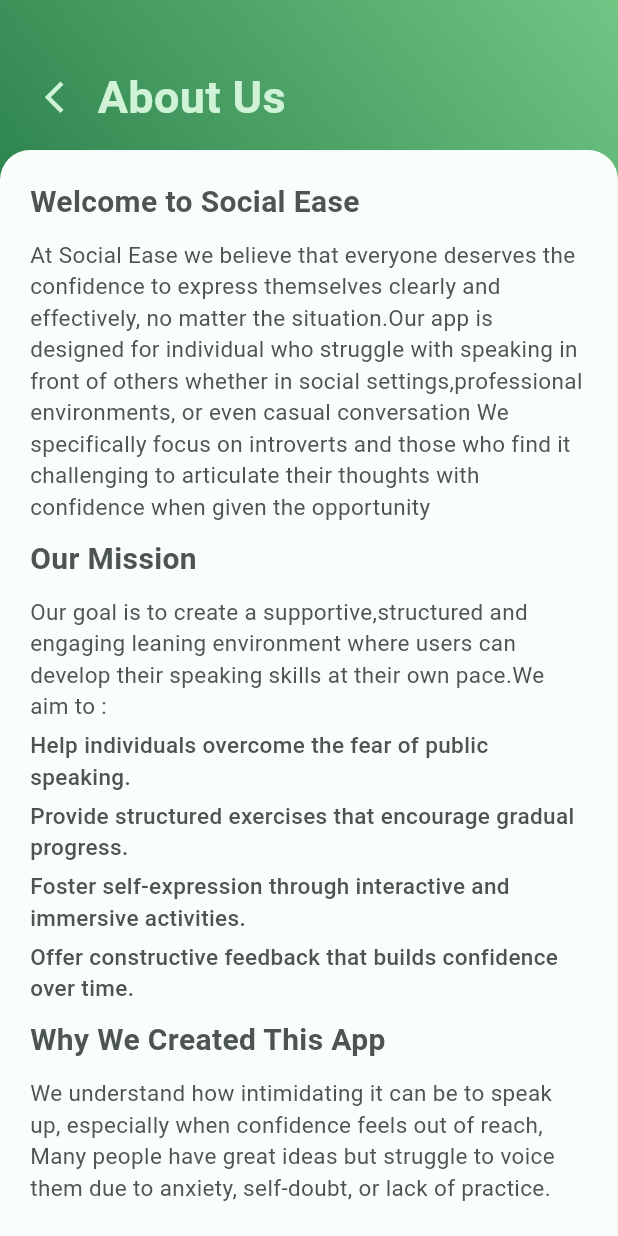
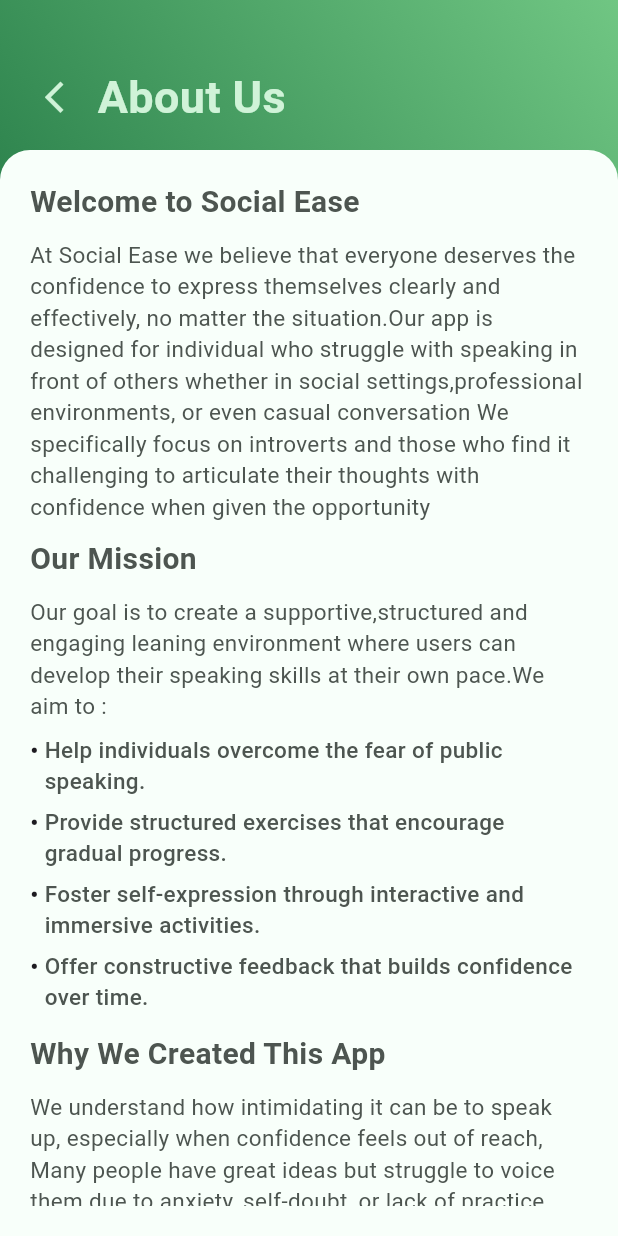
Before and after one commit to saarujan-ui/flutter_project, a Flutter app: the screen it shows after launch, on a phone screen of 412 x 824 dp. Run offline on Flutter 3.47's test engine with Material 3 defaults, Android fonts, the phone set to English and light mode, and no system bars; our stand-ins replace fl_chart.

Commit message:
Added content to about page

```diff
--- a/lib/Pages/about_page.dart
+++ b/lib/Pages/about_page.dart
@@ -102,41 +102,15 @@ class _AboutPageState extends State<AboutPage> {
                             color: AppColors.textSub,
                           ),
                         ),
-                        const SizedBox(height: 5,),
-                        Text(
-                          "Help individuals overcome the fear of public speaking.",
-                          style: TextStyle(
-                              fontSize: 15,
-                              fontWeight: FontWeight.w500,
-                              color: AppColors.textSub
-                          ),
-                        ),
-                        const SizedBox(height: 5,),
-                        Text(
-                          "Provide structured exercises that encourage gradual progress.",
-                          style: TextStyle(
-                              fontSize: 15,
-                              fontWeight: FontWeight.w500,
-                              color: AppColors.textSub
-                          ),
-                        ),
-                        const SizedBox(height: 5,),
-                        Text(
-                          "Foster self-expression through interactive and immersive activities.",
-                          style: TextStyle(
-                              fontSize: 15,
-                              fontWeight: FontWeight.w500,
-                              color: AppColors.textSub
-                          ),
-                        ),
-                        const SizedBox(height: 5,),
-                        Text(
-                          "Offer constructive feedback that builds confidence over time.",
-                          style: TextStyle(
-                              fontSize: 15,
-                              fontWeight: FontWeight.w500,
-                              color: AppColors.textSub
-                          ),
+                       const SizedBox(height: 5,),
+                        Column(
+                          crossAxisAlignment: CrossAxisAlignment.start,
+                          children: [
+                            bulletPoint("Help individuals overcome the fear of public speaking."),
+                            bulletPoint("Provide structured exercises that encourage gradual progress."),
+                            bulletPoint("Foster self-expression through interactive and immersive activities."),
+                            bulletPoint("Offer constructive feedback that builds confidence over time."),
+                          ],
                         ),
                         const SizedBox(height: 10,),
                         Text(
@@ -195,4 +169,31 @@ class _AboutPageState extends State<AboutPage> {
       ),
     );
   }
+  Widget bulletPoint (String text) {
+    return Padding(
+      padding: const EdgeInsets.symmetric(vertical: 3),
+      child: Row(
+        crossAxisAlignment: CrossAxisAlignment.start,
+        children: [
+          const Text(
+              "• ",
+            style: TextStyle(
+              fontSize: 15,
+              fontWeight: FontWeight.bold
+            ),
+          ),
+          Expanded(
+            child: Text(
+              text,
+              style: TextStyle(
+                fontWeight: FontWeight.w500,
+                fontSize: 15,
+                color: AppColors.textSub,
+              ),
+            ),
+          )
+        ],
+      ),
+    );
+  }
 }
```
